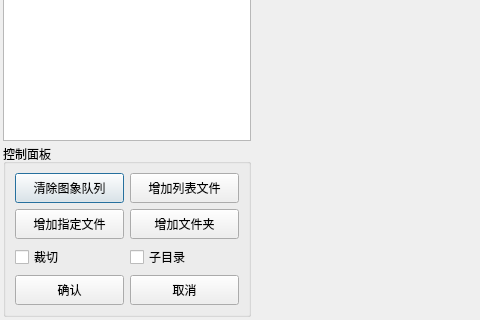
The window that VisionAIFlowApp/filecopysetdlg.ui (HaiwenMeng/VisionAIFlowV1) describes before a commit, drawn with Qt 5; both pictures show x 0 to 480 and y 539 to 859 of the 1001 by 859 pixel window.
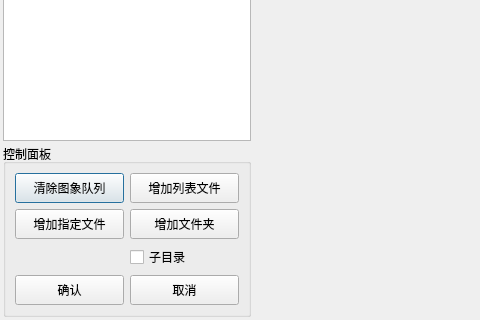
The same window after the commit. Custom widgets are drawn as their Qt base class.

```diff
--- a/VisionAIFlowApp/filecopysetdlg.ui
+++ b/VisionAIFlowApp/filecopysetdlg.ui
@@ -90,19 +90,6 @@
         </property>
        </widget>
       </item>
-      <item row="2" column="0">
-       <widget class="QCheckBox" name="CB_RoiSet">
-        <property name="sizePolicy">
-         <sizepolicy hsizetype="Minimum" vsizetype="Preferred">
-          <horstretch>0</horstretch>
-          <verstretch>0</verstretch>
-         </sizepolicy>
-        </property>
-        <property name="text">
-         <string>裁切</string>
-        </property>
-       </widget>
-      </item>
       <item row="2" column="1">
        <widget class="QCheckBox" name="CB_PathRestv">
         <property name="sizePolicy">
```
Left out of the diff: 6 changed lines with no effect on the pictures.
